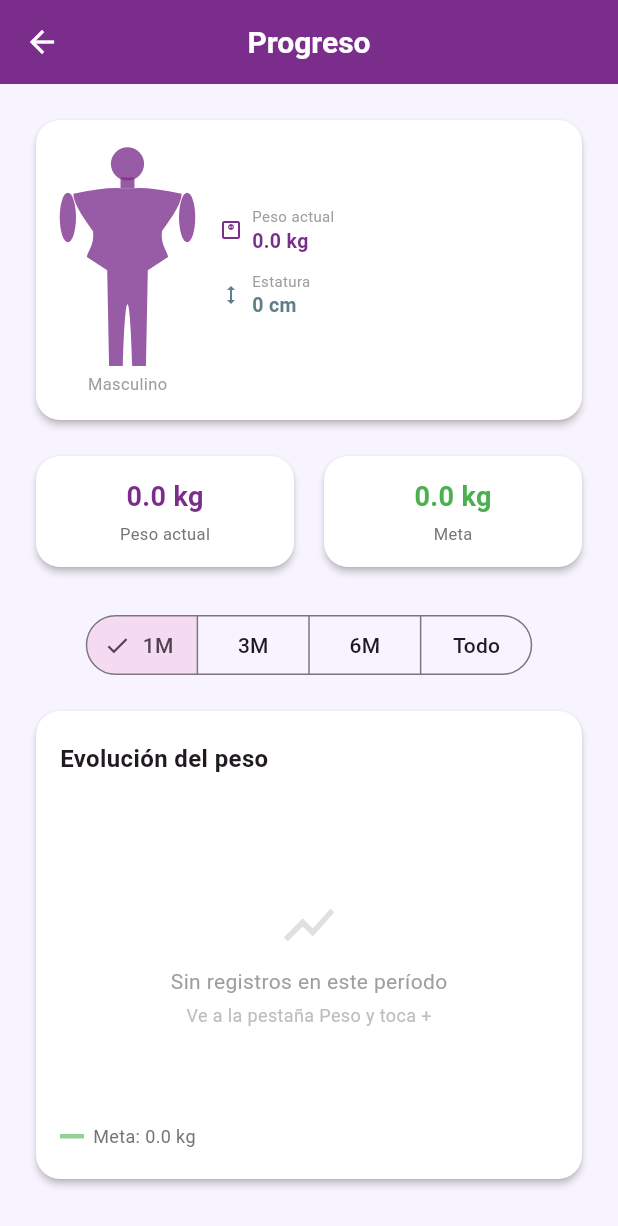
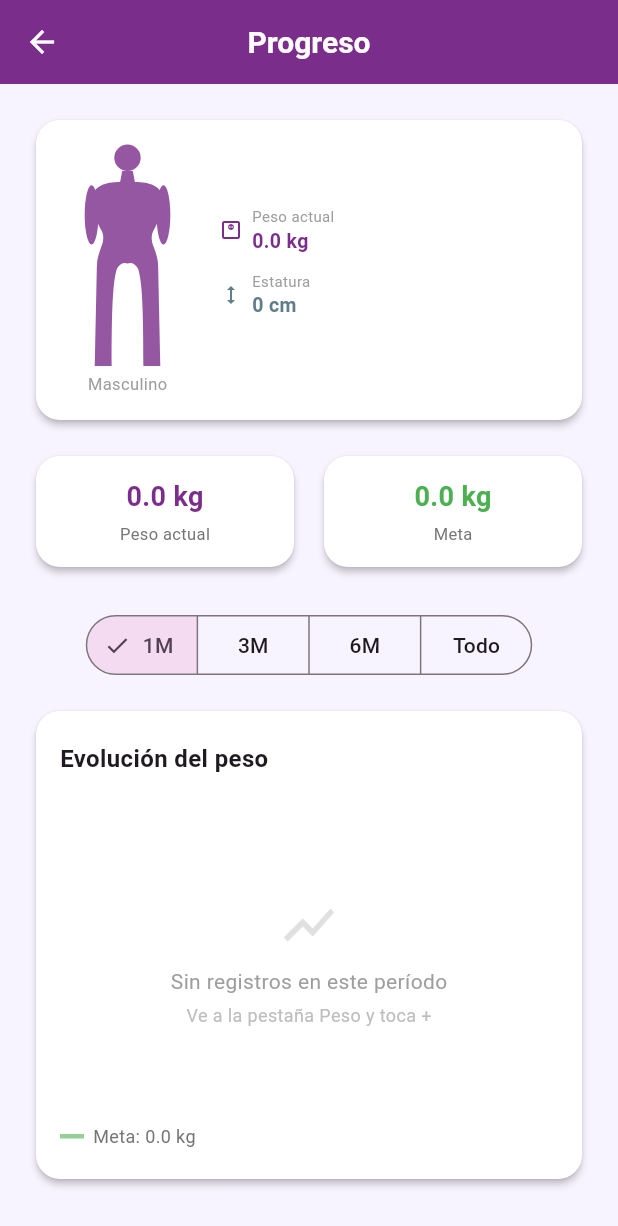
Before and after one commit to msmgxe/PepDocs, a Flutter app: the ProgressScreen screen opened directly, after a tap on "1M", on a phone screen of 412 x 824 dp. Shown: the top 1226 px of the screen. Run offline on Flutter 3.47's test engine with Material 3 defaults, Android fonts, the phone set to English and light mode, and no system bars; our stand-ins replace fl_chart, flutter_svg, image_picker, supabase_flutter, table_calendar; missing offline and left inert: device_calendar; accounts and stored records are empty.

Commit message:
Feat: siluetas humanas SVG (flutter_svg) reemplazan CustomPainter
Agrega assets/images/silhouette_female.svg y silhouette_male.svg con
siluetas vectoriales proporcionales (cabeza, cuello, brazos, torso
hourglass/rectangular, piernas). Usa SvgPicture.asset con colorFilter
para tintarlas en kPrimary. Elimina clase _HumanPainter.

Co-Authored-By: Claude Sonnet 4.6 <noreply@anthropic.com>

```diff
--- a/mobile_flutter/lib/screens/tabs/progress_screen.dart
+++ b/mobile_flutter/lib/screens/tabs/progress_screen.dart
@@ -1,5 +1,6 @@
 import 'package:fl_chart/fl_chart.dart';
 import 'package:flutter/material.dart';
+import 'package:flutter_svg/flutter_svg.dart';
 import 'package:intl/intl.dart';
 import '../../constants/theme.dart';
 import '../../services/supabase_service.dart';
@@ -484,112 +485,6 @@ class _ProgressScreenState extends State<ProgressScreen> {
   }
 }
 
-// ─── Human figure painter ─────────────────────────────────────────────────────
-
-class _HumanPainter extends CustomPainter {
-  final bool isFemale;
-  final Color color;
-  const _HumanPainter({required this.isFemale, required this.color});
-
-  @override
-  void paint(Canvas canvas, Size s) {
-    final p = Paint()..color = color..style = PaintingStyle.fill;
-    final cx = s.width / 2;
-
-    // ── Head (circle) ────────────────────────────────────────────────────────
-    final hR = s.width * 0.135;
-    final hCy = hR + s.height * 0.015;
-    canvas.drawCircle(Offset(cx, hCy), hR, p);
-
-    // ── Neck ─────────────────────────────────────────────────────────────────
-    final nW = hR * 0.42;
-    final nTop = hCy + hR * 0.82;
-    final nBot = nTop + s.height * 0.048;
-    canvas.drawRect(Rect.fromLTRB(cx - nW, nTop, cx + nW, nBot), p);
-
-    // ── Proportions ──────────────────────────────────────────────────────────
-    final shW = isFemale ? s.width * 0.37 : s.width * 0.44;
-    final wW  = isFemale ? s.width * 0.21 : s.width * 0.28;
-    final hW  = isFemale ? s.width * 0.39 : s.width * 0.33;
-    final shY = nBot;
-    final wY  = shY + s.height * 0.195;
-    final hY  = wY  + s.height * 0.115;
-    final cY  = hY  + s.height * 0.06;
-    final lGap = s.width * 0.038;
-    final lW   = hW * 0.385;
-
-    // ── Arms — oval shapes hanging naturally at sides ─────────────────────────
-    final aHW = s.width * 0.066;
-    final aTop = shY + s.height * 0.02;
-    final aBot = wY + s.height * 0.048;
-    for (final side in [-1.0, 1.0]) {
-      final ax = cx + side * (shW + aHW * 0.68);
-      canvas.drawOval(
-        Rect.fromCenter(
-          center: Offset(ax, (aTop + aBot) / 2),
-          width: aHW * 2,
-          height: aBot - aTop,
-        ),
-        p,
-      );
-    }
-
-    // ── Torso + Legs (single smooth bezier path) ──────────────────────────────
-    final body = Path()
-      ..moveTo(cx - nW, shY)
-      // Left neck → shoulder
-      ..quadraticBezierTo(
-          cx - shW * 0.44, shY - s.height * 0.004, cx - shW, shY + s.height * 0.025)
-      // Left shoulder → waist (cubic hourglass)
-      ..cubicTo(
-        cx - shW,        shY + (wY - shY) * 0.42,
-        cx - wW * 1.08,  wY  - (wY - shY) * 0.12,
-        cx - wW,         wY,
-      )
-      // Left waist → hip
-      ..cubicTo(
-        cx - wW * 0.95, wY  + (hY - wY) * 0.52,
-        cx - hW,        hY  - (hY - wY) * 0.18,
-        cx - hW,        hY,
-      )
-      // Left hip → left leg outer
-      ..lineTo(cx - lGap - lW,        cY)
-      ..lineTo(cx - lGap - lW * 0.88, s.height)
-      ..lineTo(cx - lGap,             s.height)
-      // Crotch arch
-      ..cubicTo(
-        cx - lGap * 0.5, cY + (s.height - cY) * 0.14,
-        cx + lGap * 0.5, cY + (s.height - cY) * 0.14,
-        cx + lGap,       s.height,
-      )
-      ..lineTo(cx + lGap + lW * 0.88, s.height)
-      ..lineTo(cx + lGap + lW,        cY)
-      ..lineTo(cx + hW,               hY)
-      // Right hip → waist
-      ..cubicTo(
-        cx + hW,        hY  - (hY - wY) * 0.18,
-        cx + wW * 0.95, wY  + (hY - wY) * 0.52,
-        cx + wW,        wY,
-      )
-      // Right waist → shoulder
-      ..cubicTo(
-        cx + wW * 1.08, wY  - (wY - shY) * 0.12,
-        cx + shW,       shY + (wY - shY) * 0.42,
-        cx + shW,       shY + s.height * 0.025,
-      )
-      // Right shoulder → neck
-      ..quadraticBezierTo(
-          cx + shW * 0.44, shY - s.height * 0.004, cx + nW, shY)
-      ..close();
-
-    canvas.drawPath(body, p);
-  }
-
-  @override
-  bool shouldRepaint(_HumanPainter old) =>
-      old.isFemale != isFemale || old.color != color;
-}
-
 // ─── Body figure card ─────────────────────────────────────────────────────────
 
 class _BodyCard extends StatelessWidget {
@@ -614,7 +509,6 @@ class _BodyCard extends StatelessWidget {
   @override
   Widget build(BuildContext context) {
     final isFemale = sex == 'femenino';
-    final figureColor = kPrimary.withValues(alpha: 0.78);
 
     return Card(
       child: Padding(
@@ -622,16 +516,18 @@ class _BodyCard extends StatelessWidget {
         child: Row(
           crossAxisAlignment: CrossAxisAlignment.center,
           children: [
-            // ── Silhouette ──────────────────────────────────────────────────
+            // ── Silhouette SVG ───────────────────────────────────────────────
             Column(
               children: [
-                SizedBox(
+                SvgPicture.asset(
+                  isFemale
+                      ? 'assets/images/silhouette_female.svg'
+                      : 'assets/images/silhouette_male.svg',
                   width: 82,
                   height: 148,
-                  child: CustomPaint(
-                    painter: _HumanPainter(
-                        isFemale: isFemale, color: figureColor),
-                  ),
+                  colorFilter: ColorFilter.mode(
+                      kPrimary.withValues(alpha: 0.80), BlendMode.srcIn),
+                  fit: BoxFit.contain,
                 ),
                 const SizedBox(height: 4),
                 if (sex != null)
--- a/mobile_flutter/pubspec.yaml
+++ b/mobile_flutter/pubspec.yaml
@@ -37,6 +37,9 @@ dependencies:
   # URL launcher (for WhatsApp)
   url_launcher: ^6.3.1
 
+  # SVG rendering
+  flutter_svg: ^2.0.10+1
+
 dev_dependencies:
   flutter_test:
     sdk: flutter
@@ -44,3 +47,5 @@ dev_dependencies:
 
 flutter:
   uses-material-design: true
+  assets:
+    - assets/images/
```
Also changed, not shown: mobile_flutter/assets/images/silhouette_female.svg (added), mobile_flutter/assets/images/silhouette_male.svg (added), mobile_flutter/pubspec.lock.
